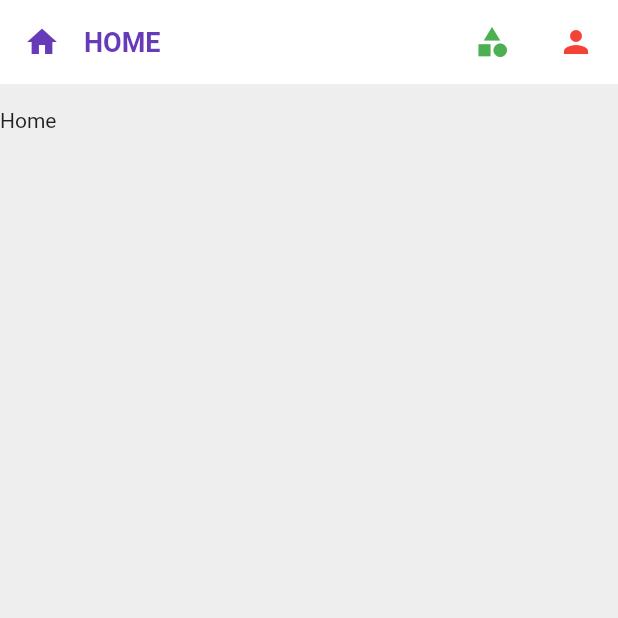
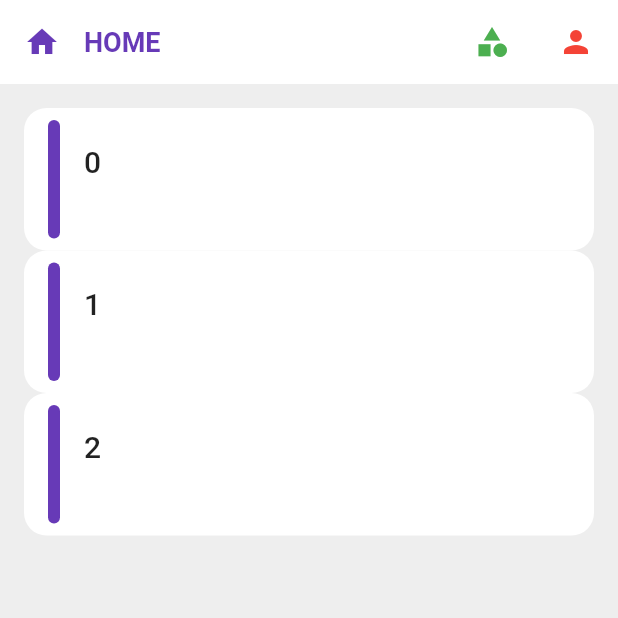
Before and after one commit to lDo28/wallet, a Flutter app: the screen it shows after launch, after a tap on the "category" icon, after a tap on the "home" icon, on a phone screen of 412 x 824 dp, the top half of it. Run offline on Flutter 3.47's test engine with Material 2 defaults, Android fonts, the phone set to English and light mode, and no system bars; our stand-ins replace get, get_storage.

Commit message:
change to main screen and create tabs screen

```diff
--- a/lib/ui/app.dart
+++ b/lib/ui/app.dart
@@ -8,6 +8,7 @@ import 'package:wallet/ui/app_controller.dart';
 import 'package:wallet/ui/screens/demo_screen.dart';
 import 'package:wallet/ui/screens/home/home_screen.dart';
 import 'package:wallet/ui/screens/login/login_screen.dart';
+import 'package:wallet/ui/screens/main/main_screen.dart';
 import 'package:wallet/ui/screens/splash_screen.dart';
 
 class WApp extends StatefulWidget {
@@ -53,7 +54,7 @@ class _WAppState extends State<WApp> {
       supportedLocales: S.delegate.supportedLocales,
       getPages: [
         GetPage(name: Routes.root, page: () => SplashScreen()),
-        GetPage(name: Routes.home, page: () => HomeScreen()),
+        GetPage(name: Routes.main, page: () => MainScreen()),
         GetPage(name: Routes.login, page: () => LoginScreen()),
       ],
     );
@@ -62,6 +63,6 @@ class _WAppState extends State<WApp> {
 
 class Routes {
   static const root = '/';
-  static const home = 'home';
+  static const main = 'main';
   static const login = 'login';
 }
--- a/lib/ui/app_controller.dart
+++ b/lib/ui/app_controller.dart
@@ -18,7 +18,7 @@ class AppController extends GetxController {
   }
 
   authorized() {
-    Get.offAndToNamed(Routes.home);
+    Get.offAndToNamed(Routes.main);
   }
 
   unauthorized() {
--- /dev/null
+++ b/lib/ui/screens/category/category_screen.dart
@@ -0,0 +1,15 @@
+import 'package:flutter/material.dart';
+
+class CategoryScreen extends StatefulWidget {
+  CategoryScreen({Key key}) : super(key: key);
+
+  @override
+  _CategoryScreenState createState() => _CategoryScreenState();
+}
+
+class _CategoryScreenState extends State<CategoryScreen> {
+  @override
+  Widget build(BuildContext context) {
+    return Container();
+  }
+}
--- a/lib/ui/screens/demo_screen.dart
+++ b/lib/ui/screens/demo_screen.dart
@@ -2,6 +2,7 @@ import 'dart:math';
 
 import 'package:flutter/material.dart';
 import 'package:wallet/constants/constants.dart';
+import 'package:wallet/ui/screens/home/w_home_card.dart';
 import 'package:wallet/ui/vo/tab_bar_item.dart';
 import 'package:wallet/ui/widgets/w_pie_chart.dart';
 import 'package:wallet/ui/widgets/widgets.dart';
--- a/lib/ui/screens/home/home_controller.dart
+++ b/lib/ui/screens/home/home_controller.dart
@@ -1,21 +1,3 @@
-import 'package:flutter/material.dart';
 import 'package:get/get.dart';
-import 'package:wallet/ui/vo/tab_bar_item.dart';
 
-class HomeController extends GetxController {
-  final tabs = [
-    TabBarItem(0, label: 'Home', leading: Icons.home),
-    TabBarItem(
-      1,
-      label: 'Category',
-      leading: Icons.category,
-      color: Colors.green,
-    ),
-    TabBarItem(
-      2,
-      label: 'User',
-      leading: Icons.person,
-      color: Colors.red,
-    ),
-  ];
-}
+class HomeController extends GetxController {}
--- a/lib/ui/screens/home/home_screen.dart
+++ b/lib/ui/screens/home/home_screen.dart
@@ -1,56 +1,25 @@
 import 'package:flutter/material.dart';
 import 'package:get/get.dart';
-import 'package:wallet/constants/constants.dart';
 import 'package:wallet/ui/screens/home/home_controller.dart';
-import 'package:wallet/ui/widgets/widgets.dart';
+import 'package:wallet/ui/screens/home/w_home_card.dart';
 
 class HomeScreen extends StatefulWidget {
   @override
   _HomeScreenState createState() => _HomeScreenState();
 }
 
-class _HomeScreenState extends State<HomeScreen>
-    with AutomaticKeepAliveClientMixin {
+class _HomeScreenState extends State<HomeScreen> {
   final HomeController _controller = Get.put(HomeController());
-  PageController _pageController;
-
-  @override
-  void initState() {
-    super.initState();
-    _pageController = PageController();
-  }
-
-  @override
-  void dispose() {
-    _pageController.dispose();
-    super.dispose();
-  }
 
   @override
   Widget build(BuildContext context) {
-    super.build(context);
-    return Scaffold(
-      appBar: WTabBar(
-        paddingTop: MediaQuery.of(context).padding.top,
-        items: _controller.tabs,
-        onSelectChanged: (index) {
-          _pageController.animateToPage(
-            index,
-            duration: Duration(milliseconds: 300),
-            curve: Curves.fastOutSlowIn,
-          );
-        },
+    return ListView.builder(
+      itemBuilder: (context, index) => WHomeCard(
+        title: "$index",
+        subtitle: '',
+        onCardPress: () {},
       ),
-      body: SafeArea(
-        child: PageView.builder(
-          controller: _pageController,
-          itemCount: _controller.tabs.length,
-          itemBuilder: (context, index) => Text(_controller.tabs[index].label),
-        ).paddingOnly(top: Dimens.largePadding),
-      ),
+      itemCount: 3,
     );
   }
-
-  @override
-  bool get wantKeepAlive => true;
 }
--- /dev/null
+++ b/lib/ui/screens/main/main_controller.dart
@@ -0,0 +1,21 @@
+import 'package:flutter/material.dart';
+import 'package:get/get.dart';
+import 'package:wallet/ui/vo/tab_bar_item.dart';
+
+class MainController extends GetxController {
+  final tabs = [
+    TabBarItem(0, label: 'Home', leading: Icons.home),
+    TabBarItem(
+      1,
+      label: 'Category',
+      leading: Icons.category,
+      color: Colors.green,
+    ),
+    TabBarItem(
+      2,
+      label: 'Person',
+      leading: Icons.person,
+      color: Colors.red,
+    ),
+  ];
+}
--- /dev/null
+++ b/lib/ui/screens/main/main_screen.dart
@@ -0,0 +1,64 @@
+import 'package:flutter/material.dart';
+import 'package:get/get.dart';
+import 'package:wallet/constants/constants.dart';
+import 'package:wallet/ui/screens/category/category_screen.dart';
+import 'package:wallet/ui/screens/home/home_screen.dart';
+import 'package:wallet/ui/screens/main/main_controller.dart';
+import 'package:wallet/ui/screens/person/person_screen.dart';
+import 'package:wallet/ui/widgets/widgets.dart';
+
+class MainScreen extends StatefulWidget {
+  MainScreen({Key key}) : super(key: key);
+
+  @override
+  _MainScreenState createState() => _MainScreenState();
+}
+
+class _MainScreenState extends State<MainScreen>
+    with AutomaticKeepAliveClientMixin {
+  final MainController _controller = Get.put(MainController());
+  PageController _pageController;
+
+  @override
+  void initState() {
+    super.initState();
+    _pageController = PageController();
+  }
+
+  @override
+  void dispose() {
+    _pageController.dispose();
+    super.dispose();
+  }
+
+  @override
+  Widget build(BuildContext context) {
+    super.build(context);
+    return Scaffold(
+      appBar: WTabBar(
+        paddingTop: MediaQuery.of(context).padding.top,
+        items: _controller.tabs,
+        onSelectChanged: (index) {
+          _pageController.animateToPage(
+            index,
+            duration: Duration(milliseconds: 300),
+            curve: Curves.easeInOut,
+          );
+        },
+      ),
+      body: SafeArea(
+        child: PageView(
+          controller: _pageController,
+          children: [
+            HomeScreen(),
+            CategoryScreen(),
+            PersonScreen(),
+          ],
+        ).paddingOnly(top: Dimens.largePadding),
+      ),
+    );
+  }
+
+  @override
+  bool get wantKeepAlive => true;
+}
--- /dev/null
+++ b/lib/ui/screens/person/person_screen.dart
@@ -0,0 +1,15 @@
+import 'package:flutter/material.dart';
+
+class PersonScreen extends StatefulWidget {
+  PersonScreen({Key key}) : super(key: key);
+
+  @override
+  _PersonScreenState createState() => _PersonScreenState();
+}
+
+class _PersonScreenState extends State<PersonScreen> {
+  @override
+  Widget build(BuildContext context) {
+    return Container();
+  }
+}
--- a/lib/ui/widgets/widgets.dart
+++ b/lib/ui/widgets/widgets.dart
@@ -2,6 +2,5 @@ export 'w_action_chip.dart';
 export 'w_app_bar.dart';
 export 'w_button.dart';
 export 'w_filter_chip.dart';
-export 'w_home_card.dart';
 export 'w_tab_bar.dart';
 export 'w_tag_card.dart';
```
Also changed, not shown: lib/ui/screens/home/w_home_card.dart (renamed from lib/ui/widgets/w_home_card.dart).
